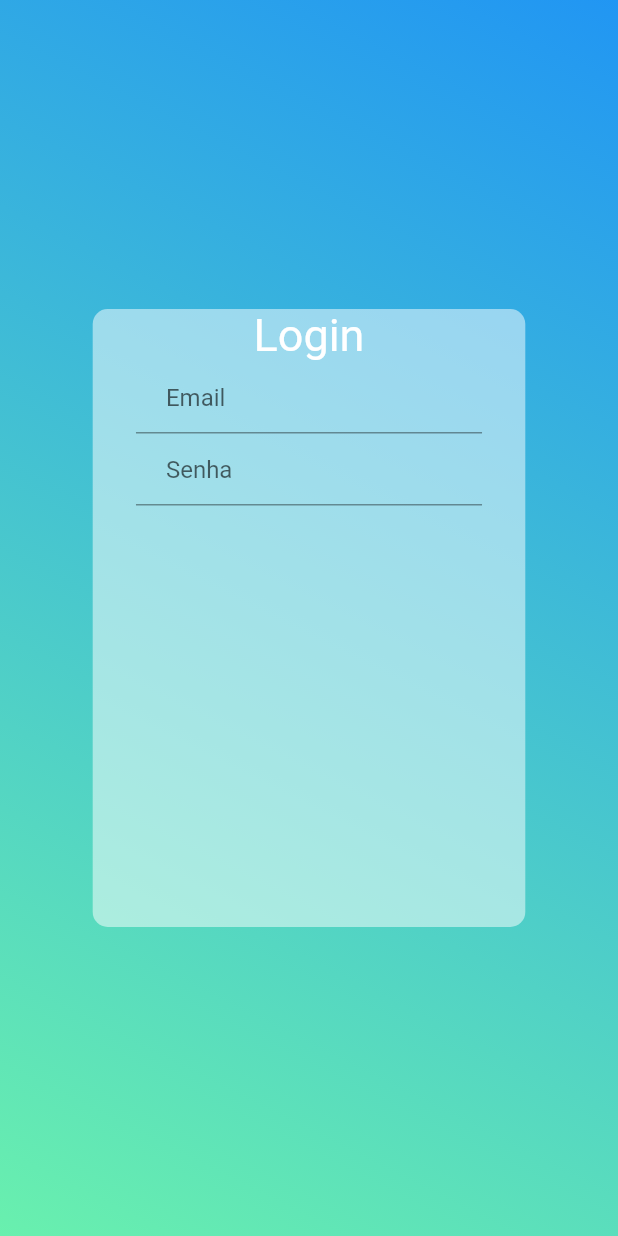
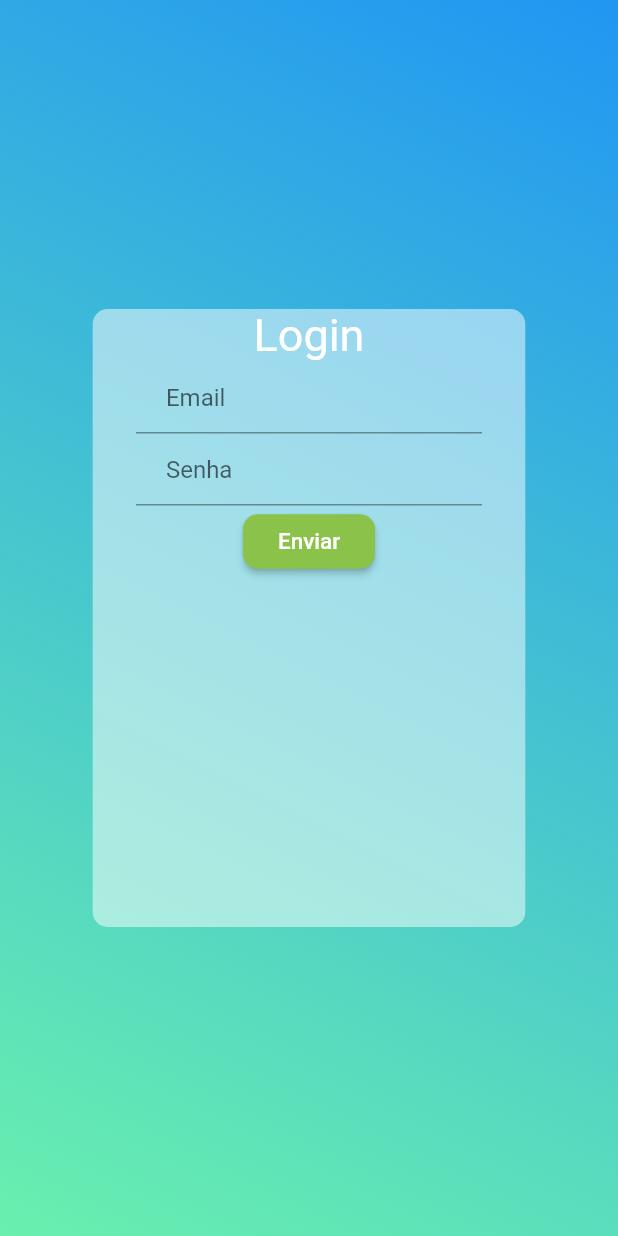
Before and after one commit to FBMLJ/movel_trabalho, a Flutter app: the screen it shows after launch, on a phone screen of 412 x 824 dp. Run offline on Flutter 3.47's test engine with Material 2 defaults, Android fonts, the phone set to English and light mode, and no system bars.

Commit message:
componente do botão feito

```diff
--- /dev/null
+++ b/lib/components/CustomButton.dart
@@ -0,0 +1,28 @@
+import 'package:flutter/material.dart';
+class CustomButton extends StatelessWidget {
+  final String buttonText;
+  final Color buttonColor;
+  final Color textColor;
+
+  const CustomButton({Key key, this.buttonText, this.buttonColor=Colors.lightGreen, this.textColor=Colors.white}) : super(key: key);
+  @override
+  Widget build(BuildContext context) {
+    return Container(
+        child: RaisedButton(
+          onPressed: () {},
+          color: this.buttonColor,
+          shape: RoundedRectangleBorder(
+              borderRadius: BorderRadius.circular(10),
+              side: BorderSide(color: this.buttonColor)
+          ),
+          child: Text(
+            this.buttonText,
+            style: TextStyle(
+              color: this.textColor,
+              fontSize: 15
+            ),
+          ),
+        )
+    );
+  }
+}
--- a/lib/components/CustomTextField.dart
+++ b/lib/components/CustomTextField.dart
@@ -3,7 +3,7 @@ import 'package:flutter/material.dart';
 class CustomTextField extends StatelessWidget {
   final String placeholder;
   bool password;
-  CustomTextField({Key key,this.placeholder, this.password=false});
+  CustomTextField({Key key,this.placeholder, this.password=false}) : super(key: key);
   @override
   Widget build(BuildContext context) {
     return Center(
--- a/lib/screen/Login.dart
+++ b/lib/screen/Login.dart
@@ -1,5 +1,10 @@
 import 'package:flutter/material.dart';
+
+// importando o custom field
 import '../components/CustomTextField.dart';
+
+import '../components/CustomButton.dart';
+
 //codigo responsavel pelo exibição da tela de login
 class LoginPage extends StatefulWidget {
 
@@ -46,7 +51,8 @@ class _LoginPageState extends State<LoginPage> {
                               fontSize: 30
                             )),
                           CustomTextField(placeholder: 'Email'),
-                          CustomTextField(placeholder: 'Senha',password: true)
+                          CustomTextField(placeholder: 'Senha',password: true),
+                          CustomButton(buttonText: "Enviar",)
                         ]
                     )
                   )
```
